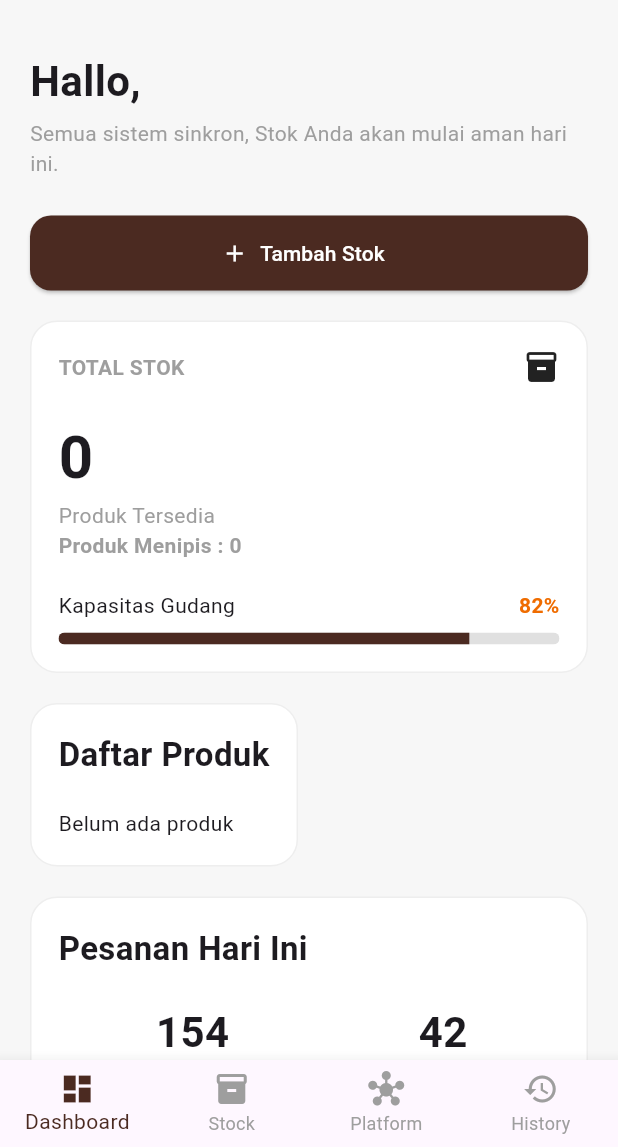
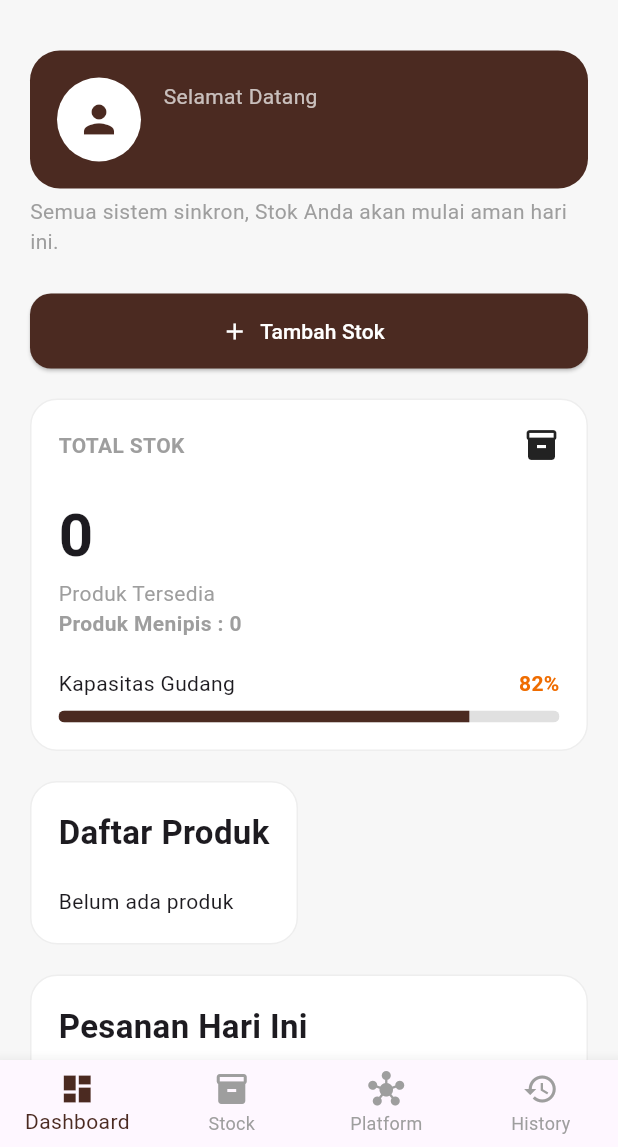
Before and after one commit to Amalia181205/stok_all, a Flutter app: the DashboardPage screen opened directly, on a phone screen of 412 x 824 dp, the part 89-1236 px from its top. Run offline on Flutter 3.47's test engine with Material 3 defaults, Android fonts, the phone set to English and light mode, and no system bars; our stand-ins replace firebase_auth, firebase_core, google_sign_in, shared_preferences; accounts and stored records are empty; network calls fail.

```diff
--- a/lib/dashboard_page.dart
+++ b/lib/dashboard_page.dart
@@ -150,11 +150,48 @@ class _DashboardPageState extends State<DashboardPage> {
 
           const SizedBox(height: 25),
 
-          /// SAPAAN
-          Text(
-            "Hallo, $name",
-            style: const TextStyle(fontSize: 28, fontWeight: FontWeight.bold),
+          Container(
+            padding: const EdgeInsets.all(18),
+            decoration: BoxDecoration(
+              color: const Color(0xff4B2A21),
+              borderRadius: BorderRadius.circular(20),
+            ),
+            child: Row(
+              children: [
+                const CircleAvatar(
+                  radius: 28,
+                  backgroundColor: Colors.white,
+                  child: Icon(Icons.person, color: Color(0xff4B2A21), size: 30),
+                ),
+
+                const SizedBox(width: 15),
+
+                Expanded(
+                  child: Column(
+                    crossAxisAlignment: CrossAxisAlignment.start,
+                    children: [
+                      const Text(
+                        "Selamat Datang",
+                        style: TextStyle(color: Colors.white70, fontSize: 14),
+                      ),
+
+                      Text(
+                        name,
+                        style: const TextStyle(
+                          color: Colors.white,
+                          fontSize: 22,
+                          fontWeight: FontWeight.bold,
+                        ),
+                      ),
+                    ],
+                  ),
+                ),
+
+                // const Icon(Icons.verified, color: Colors.greenAccent),
+              ],
+            ),
           ),
+
 
           const SizedBox(height: 5),
 
```
